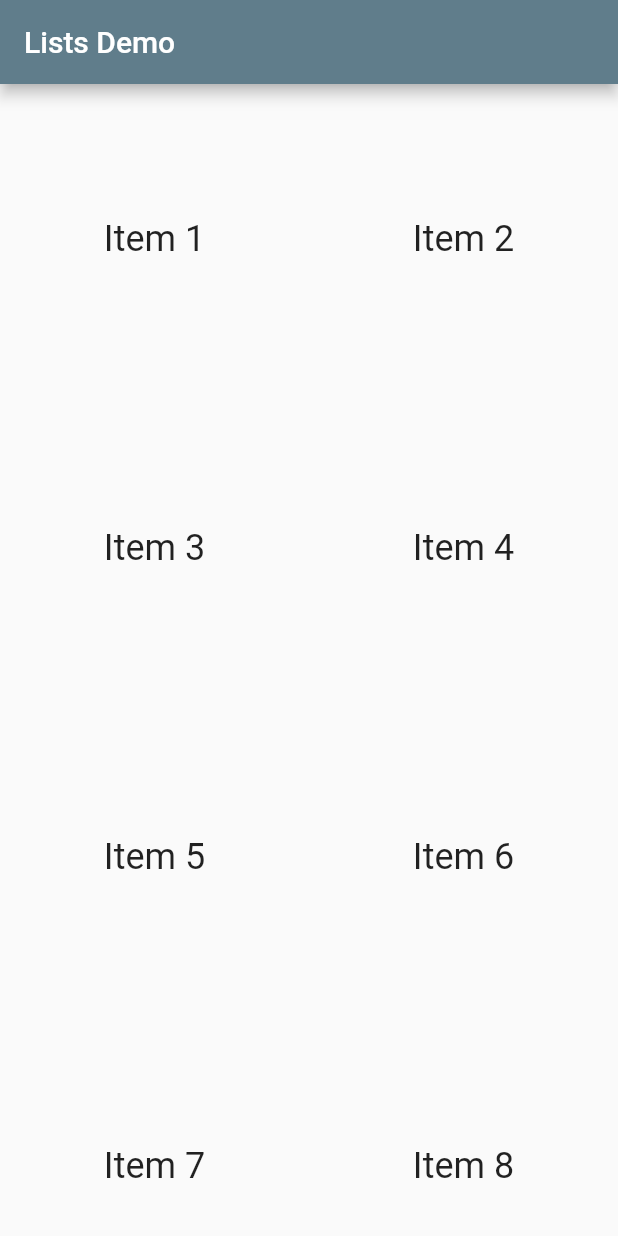
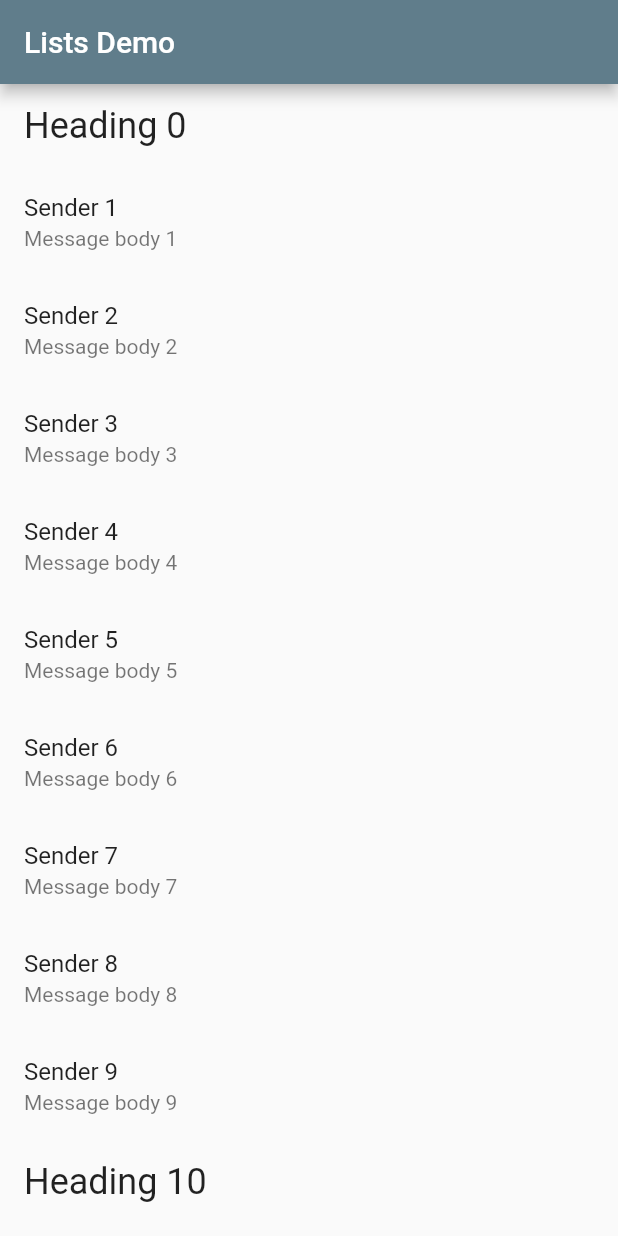
Before and after one commit to VijayGanganapalli/flearn, a Flutter app: the screen it shows after launch, on a phone screen of 412 x 824 dp. Run offline on Flutter 3.47's test engine with Material 2 defaults, Android fonts, the phone set to English and light mode, and no system bars; our stand-ins replace cached_network_image.

Commit message:
added lists with different types of items

```diff
--- a/lib/main.dart
+++ b/lib/main.dart
@@ -1,5 +1,8 @@
+import 'package:flearn/screens/lists/utility/message_item.dart';
 import 'package:flutter/material.dart';
 import 'package:flearn/screens/home_screen.dart';
+import 'package:flearn/screens/lists/utility/list_item.dart';
+import 'package:flearn/screens/lists/utility/heading_item.dart';
 
 void main() => runApp(FLearnApp());
 
@@ -13,7 +16,15 @@ class FLearnApp extends StatelessWidget {
     return MaterialApp(
       title: 'FLearn App',
       theme: ThemeData(primarySwatch: Colors.blueGrey),
-      home: HomeScreen(title: 'Lists Demo'),
+      home: HomeScreen(
+        title: 'Lists Demo',
+        items: List<ListItem>.generate(
+          100,
+          (i) => i % 10 == 0
+              ? HeadingItem("Heading $i")
+              : MessageItem("Sender $i", "Message body $i"),
+        ),
+      ),
     );
   }
 }
--- a/lib/screens/home_screen.dart
+++ b/lib/screens/home_screen.dart
@@ -1,10 +1,14 @@
+import 'package:flearn/screens/lists/utility/heading_item.dart';
+import 'package:flearn/screens/lists/utility/message_item.dart';
 import 'package:flutter/material.dart';
-import 'package:flearn/screens/lists/lists_demo.dart';
+import 'package:flearn/screens/lists/utility/list_item.dart';
 
 class HomeScreen extends StatelessWidget {
   final String title;
+  final List<ListItem> items;
 
-  const HomeScreen({Key key, this.title}) : super(key: key);
+  const HomeScreen({Key key, this.title, @required this.items})
+      : super(key: key);
 
   @override
   Widget build(BuildContext context) {
@@ -12,7 +16,26 @@ class HomeScreen extends StatelessWidget {
       appBar: AppBar(
         title: Text(title),
       ),
-      body: ListsDemo(),
+      body: ListView.builder(
+        itemCount: items.length,
+        itemBuilder: (context, index) {
+          final item = items[index];
+
+          if (item is HeadingItem) {
+            return ListTile(
+              title: Text(
+                item.heading,
+                style: Theme.of(context).textTheme.headline,
+              ),
+            );
+          } else if (item is MessageItem) {
+            return ListTile(
+              title: Text(item.sender),
+              subtitle: Text(item.body),
+            );
+          }
+        },
+      ),
     );
   }
 }
--- /dev/null
+++ b/lib/screens/lists/utility/heading_item.dart
@@ -0,0 +1,7 @@
+import 'package:flearn/screens/lists/utility/list_item.dart';
+
+class HeadingItem implements ListItem {
+  final String heading;
+
+  HeadingItem(this.heading);
+}
--- /dev/null
+++ b/lib/screens/lists/utility/list_item.dart
@@ -0,0 +1 @@
+abstract class ListItem{}
--- /dev/null
+++ b/lib/screens/lists/utility/message_item.dart
@@ -0,0 +1,8 @@
+import 'package:flearn/screens/lists/utility/list_item.dart';
+
+class MessageItem implements ListItem {
+  final String sender;
+  final String body;
+
+  MessageItem(this.sender, this.body);
+}
```
